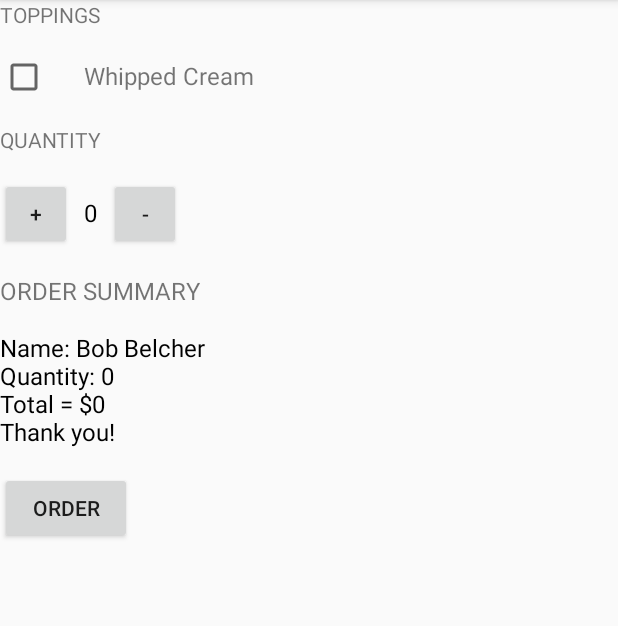
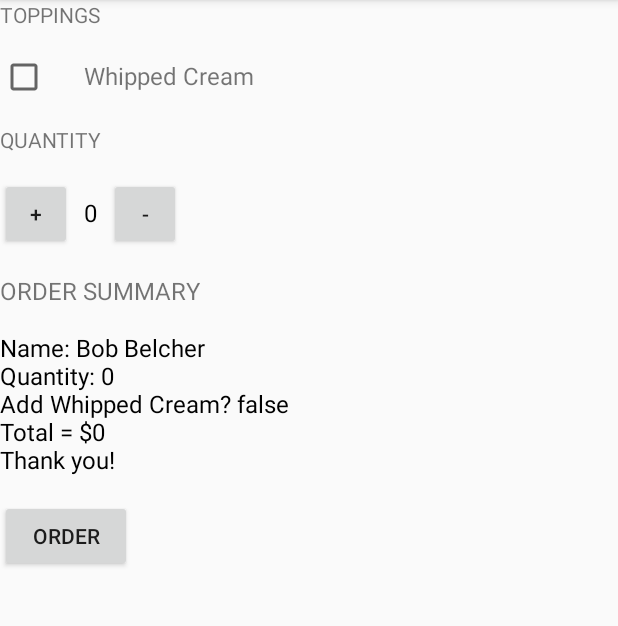
Before and after one commit to ddanskin/justjava, an Android app: the screen it shows after launch (MainActivity), after a tap on "ORDER", on a phone screen of 412 x 824 dp, the part 84-710 px from its top. Run offline under Robolectric (Android 15) with nearby library versions, the phone set to English and light mode, and no system bars.

Commit message:
Add whippedcream checkbox status to orderSummary.

```diff
--- a/app/src/main/java/com/danielledanskin/justjava/MainActivity.java
+++ b/app/src/main/java/com/danielledanskin/justjava/MainActivity.java
@@ -3,6 +3,7 @@ package com.danielledanskin.justjava;
 import android.support.v7.app.AppCompatActivity;
 import android.os.Bundle;
 import android.view.View;
+import android.widget.CheckBox;
 import android.widget.TextView;
 
 import java.text.NumberFormat;
@@ -31,14 +32,17 @@ public class MainActivity extends AppCompatActivity {
     // This method is called when the order button is clicked.
     public void submitOrder(View view) {
         int price = calculatePrice();
-        String orderSummaryMessage = createOrderSummary(price);
+        CheckBox whippedCreamCheckbox = (CheckBox) findViewById(R.id.whipped_cream_checkbox);
+        boolean hasWhippedCream = whippedCreamCheckbox.isChecked();
+        String orderSummaryMessage = createOrderSummary(price, hasWhippedCream);
         displayMessage(orderSummaryMessage);
     }
 
     // This method creates the order summary as a string and returns it
-    private String createOrderSummary(int price) {
+    private String createOrderSummary(int price, boolean hasWhippedCream) {
         String orderSummary = "Name: Bob Belcher";
         orderSummary += "\nQuantity: " + quantity;
+        orderSummary += "\nAdd Whipped Cream? " + hasWhippedCream;
         orderSummary += "\nTotal = $" + price;
         orderSummary += "\nThank you!";
         return orderSummary;
--- a/app/src/main/res/layout/activity_main.xml
+++ b/app/src/main/res/layout/activity_main.xml
@@ -20,6 +20,7 @@
         android:layout_marginBottom="16dp">
 
         <CheckBox
+            android:id="@+id/whipped_cream_checkbox"
             android:layout_width="wrap_content"
             android:layout_height="wrap_content"
             android:layout_marginRight="24dp"/>
```
